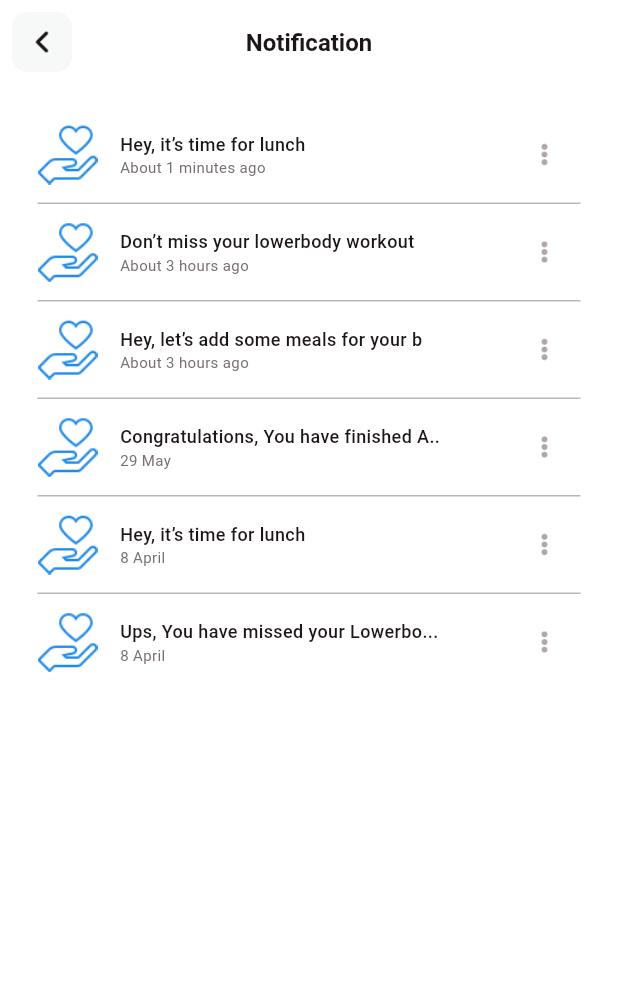
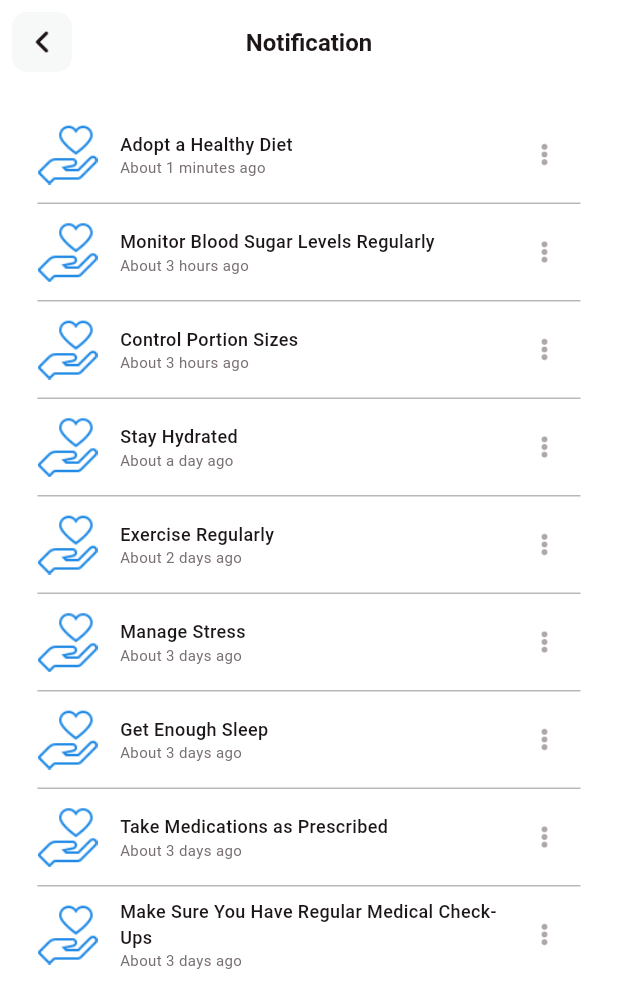
Before and after one commit to GluMate/GluMate-flutter, a Flutter app: the NotificationView screen opened directly, on a phone screen of 412 x 824 dp. Shown: the top 1008 px of the screen. Run offline on Flutter 3.47's test engine with Material 3 defaults, Android fonts, the phone set to English and light mode, and no system bars; our stand-ins replace animated_splash_screen, dartz, dio, firebase_auth, firebase_core, firebase_messaging and 9 more; missing offline and left inert: data_connection_checker_tv, dotted_dashed_line, simple_animation_progress_bar; accounts and stored records are empty; network calls fail; project files that could hold a hidden picture were left out.

Commit message:
new updates

```diff
--- a/lib/core/config.dart
+++ b/lib/core/config.dart
@@ -1,5 +1,3 @@
-
-
 class AppConfig {
-  static const String baseUrl = 'http://10.0.2.2:9090/';
+  static const String baseUrl = 'http://192.168.1.15:9090/';
 }
--- a/lib/presentation/register_auth/widgets/Notification/notificationView.dart
+++ b/lib/presentation/register_auth/widgets/Notification/notificationView.dart
@@ -13,33 +13,48 @@ class _NotificationViewState extends State<NotificationView> {
   List notificationArr = [
     {
       "image": "assets/notif.png",
-      "title": "Hey, it’s time for lunch",
+      "title": "Adopt a Healthy Diet",
       "time": "About 1 minutes ago"
     },
     {
       "image": "assets/notif.png",
-      "title": "Don’t miss your lowerbody workout",
+      "title": "Monitor Blood Sugar Levels Regularly",
       "time": "About 3 hours ago"
     },
     {
       "image": "assets/notif.png",
-      "title": "Hey, let’s add some meals for your b",
+      "title": "Control Portion Sizes",
       "time": "About 3 hours ago"
     },
     {
       "image": "assets/notif.png",
-      "title": "Congratulations, You have finished A..",
-      "time": "29 May"
+      "title": "Stay Hydrated",
+      "time": "About a day ago"
     },
     {
       "image": "assets/notif.png",
-      "title": "Hey, it’s time for lunch",
-      "time": "8 April"
+      "title": "Exercise Regularly",
+      "time": "About 2 days ago"
     },
     {
       "image": "assets/notif.png",
-      "title": "Ups, You have missed your Lowerbo...",
-      "time": "8 April"
+      "title": "Manage Stress",
+      "time": "About 3 days ago"
+    },
+    {
+      "image": "assets/notif.png",
+      "title": "Get Enough Sleep",
+      "time": "About 3 days ago"
+    },
+    {
+      "image": "assets/notif.png",
+      "title": "Take Medications as Prescribed",
+      "time": "About 3 days ago"
+    },
+    {
+      "image": "assets/notif.png",
+      "title": "Make Sure You Have Regular Medical Check-Ups",
+      "time": "About 3 days ago"
     },
   ];
 
```
Also changed, not shown: lib/presentation/register_auth/widgets/Chat/chat_widget.dart (+13 -9 lines), lib/presentation/register_auth/widgets/Notification/bluetooth.dart (+8 -11 lines).
